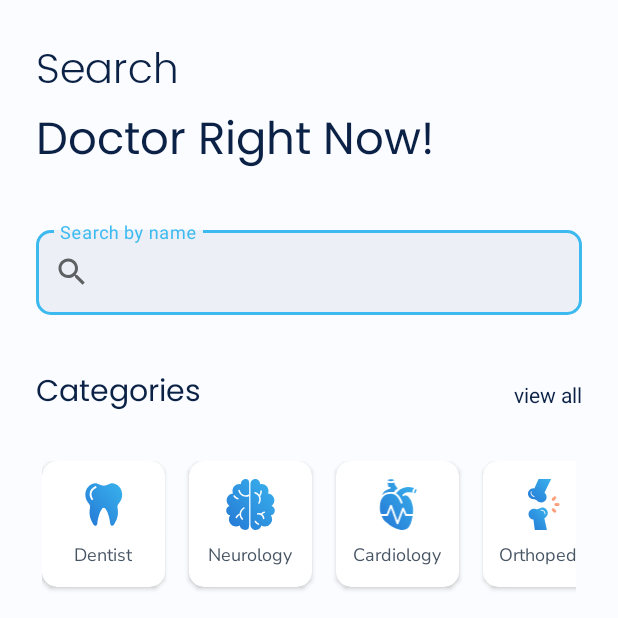
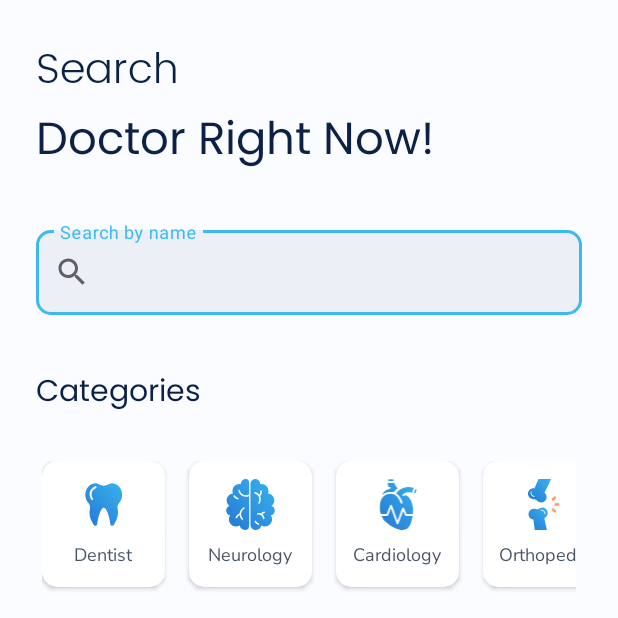
Before and after one commit to BurkClik/doctor-appointment, an Android app: the screen it shows after launch (MainActivity), on a phone screen of 412 x 824 dp, the top half of it. Run offline under Robolectric (Android 15) with nearby library versions, the phone set to English and light mode, and no system bars; our stand-ins replace data binding.

Commit message:
Remove view all text from home fragment

```diff
--- a/app/src/main/res/layout/fragment_home.xml
+++ b/app/src/main/res/layout/fragment_home.xml
@@ -72,15 +72,6 @@
             app:layout_constraintLeft_toLeftOf="@id/text_input_search"
             app:layout_constraintTop_toBottomOf="@id/text_input_search" />
 
-        <TextView
-            android:layout_width="wrap_content"
-            android:layout_height="wrap_content"
-            android:text="view all"
-            android:textColor="#0B2246"
-            app:layout_constraintBottom_toBottomOf="@id/text_categories"
-            app:layout_constraintRight_toRightOf="parent"
-            app:layout_constraintTop_toTopOf="@id/text_categories" />
-
         <androidx.recyclerview.widget.RecyclerView
             android:id="@+id/recyclerview_card"
             android:layout_width="match_parent"
```
